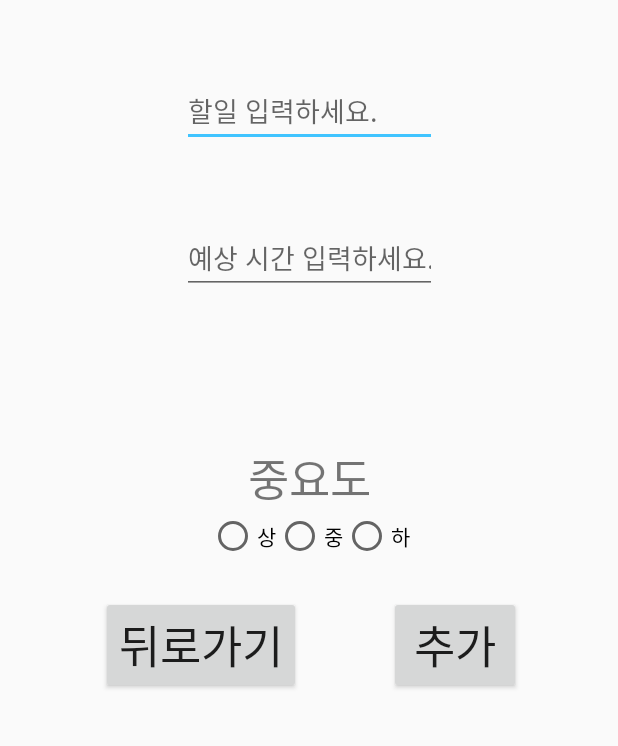
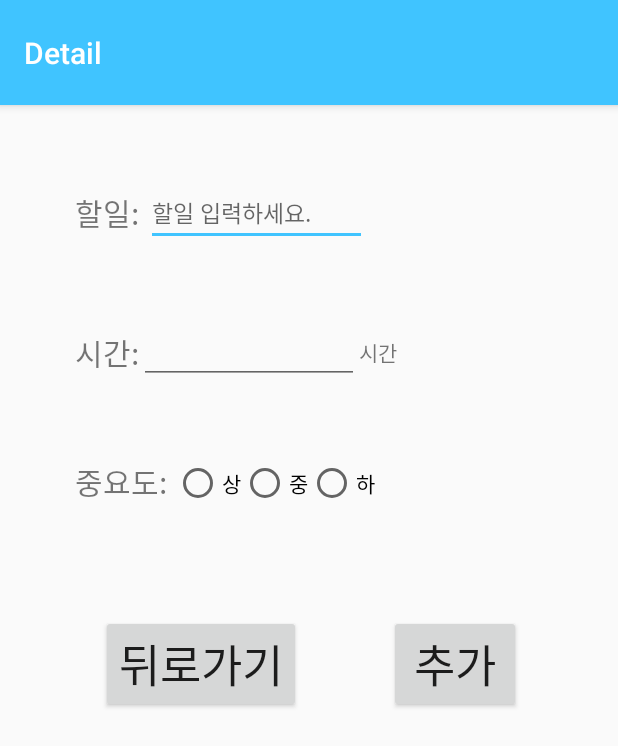
Before and after one commit to YeomJaeSeon/MobileProgramming_Final, an Android app: the PlannerDetailActivity screen opened directly, with no data from a screen before it, on a phone screen of 412 x 824 dp. Shown: the top 746 px of the screen. Run offline under Robolectric (Android 15) with nearby library versions, the phone set to English and light mode, and no system bars; our stand-ins replace Firebase (no records; nobody signed in at launch, a user with empty details on screens opened directly); 3 statements that could not run were skipped.

Commit message:
UI개선

```diff
--- a/app/src/main/AndroidManifest.xml
+++ b/app/src/main/AndroidManifest.xml
@@ -14,7 +14,8 @@
             android:enabled="true"
             android:exported="true"></receiver>
 
-        <activity android:name=".LoadingActivity">
+        <activity android:name=".LoadingActivity"
+            android:label="Loading">
             <intent-filter>
                 <action android:name="android.intent.action.MAIN" />
 
--- a/app/src/main/java/com/example/afinal/PlannerDetailActivity.java
+++ b/app/src/main/java/com/example/afinal/PlannerDetailActivity.java
@@ -1,5 +1,6 @@
 package com.example.afinal;
 
+import android.app.ProgressDialog;
 import android.content.Intent;
 import android.os.Bundle;
 import android.util.Log;
@@ -7,7 +8,7 @@ import android.view.View;
 import android.widget.Button;
 import android.widget.EditText;
 import android.widget.RadioButton;
-import android.widget.Spinner;
+
 import android.widget.Toast;
 
 import androidx.annotation.NonNull;
@@ -44,6 +45,7 @@ public class PlannerDetailActivity extends AppCompatActivity {
     String id=null;
     String data;
     Button addBtn;
+    ProgressDialog progressDialog;
     protected void onCreate(Bundle savedInstanceState) {
         super.onCreate(savedInstanceState);
         setContentView(R.layout.activity_detail);
@@ -58,9 +60,11 @@ public class PlannerDetailActivity extends AppCompatActivity {
 
         inputTodo = findViewById(R.id.editTextTextPersonName);
         inputTimes = findViewById(R.id.editTextEstimatedTime);
-
+        progressDialog=new ProgressDialog(this);
         Intent intent = getIntent();
 
+        progressDialog.setMessage("로딩중입니다...");
+        progressDialog.show();
         //DB접근 될때
         if(intent.getStringExtra("id")!=null){
             id=intent.getStringExtra("id");
@@ -103,7 +107,7 @@ public class PlannerDetailActivity extends AppCompatActivity {
                         }
                     });
         }
-
+        progressDialog.dismiss();
     }
 
     RadioButton.OnClickListener radioButtonClickListener = new RadioButton.OnClickListener() {
@@ -140,8 +144,9 @@ public class PlannerDetailActivity extends AppCompatActivity {
                 return;
             }
 
+            progressDialog.show();
             writeNewTodo(todo, month, day, estimatedTime, importance, id);
-
+            progressDialog.dismiss();
             //setResult(RESULT_OK, intent);
             this.finish();
         }
--- a/app/src/main/res/layout/activity_detail.xml
+++ b/app/src/main/res/layout/activity_detail.xml
@@ -6,51 +6,91 @@
     android:layout_height="match_parent">
 
     <LinearLayout
+        android:id="@+id/linearToDoName"
+        android:layout_width="match_parent"
+        android:layout_height="wrap_content"
+        android:layout_marginLeft="50dp"
         android:layout_marginTop="@dimen/viewMarginLarge"
-        android:id="@+id/linearToDoName"
-        android:layout_width="wrap_content"
-        android:layout_height="wrap_content"
         android:orientation="horizontal"
+        app:layout_constraintEnd_toEndOf="parent"
         app:layout_constraintHorizontal_bias="0.5"
         app:layout_constraintStart_toStartOf="parent"
-        app:layout_constraintEnd_toEndOf="parent"
         app:layout_constraintTop_toTopOf="parent">
+
+        <TextView
+            android:layout_width="wrap_content"
+            android:layout_height="wrap_content"
+            android:layout_gravity="left|center_vertical"
+            android:text="할일: "
+            android:textSize="@dimen/default_font_size"></TextView>
 
         <EditText
             android:id="@+id/editTextTextPersonName"
-            android:layout_width="@dimen/textview_width"
+            android:layout_width="0dp"
             android:layout_height="wrap_content"
+            android:layout_weight="1"
             android:hint="할일 입력하세요."
             android:inputType="text"
-            />
+            android:text=""
+            android:maxLength="10"
+            android:textSize="@dimen/small_font_size" />
+        <TextView
+            android:layout_width="wrap_content"
+            android:layout_height="wrap_content"
+            android:text="      "></TextView>
+        <View
+            android:layout_width="0dp"
+            android:layout_height="0dp"
+            android:layout_weight="1"></View>
     </LinearLayout>
 
     <LinearLayout
+        android:id="@+id/linearEstimatedTime"
+        android:layout_width="match_parent"
+        android:layout_height="wrap_content"
+        android:layout_marginLeft="50dp"
         android:layout_marginTop="@dimen/viewMarginLarge"
-        android:id="@+id/linearEstimatedTime"
-        android:layout_width="wrap_content"
-        android:layout_height="wrap_content"
         android:orientation="horizontal"
+        app:layout_constraintEnd_toEndOf="parent"
         app:layout_constraintHorizontal_bias="0.5"
-        app:layout_constraintTop_toBottomOf="@+id/linearToDoName"
         app:layout_constraintStart_toStartOf="parent"
-        app:layout_constraintEnd_toEndOf="parent">
+        app:layout_constraintTop_toBottomOf="@+id/linearToDoName">
+
+        <TextView
+            android:layout_width="wrap_content"
+            android:layout_height="wrap_content"
+            android:layout_gravity="left|center_vertical"
+            android:text="시간:"
+            android:textSize="@dimen/default_font_size"></TextView>
 
         <EditText
             android:id="@+id/editTextEstimatedTime"
-            android:layout_width="@dimen/textview_width"
+            android:layout_width="0dp"
             android:layout_height="wrap_content"
-            android:hint="예상 시간 입력하세요."
+            android:layout_weight="1"
             android:inputType="number"
-            />
+            android:maxLength="2"
+            android:text=""
+            android:textSize="@dimen/small_font_size" />
+
+        <TextView
+            android:layout_width="wrap_content"
+            android:layout_height="wrap_content"
+            android:text="시간"></TextView>
+
+        <View
+            android:layout_width="0dp"
+            android:layout_height="0dp"
+            android:layout_weight="1"></View>
     </LinearLayout>
 
     <LinearLayout
+        android:id="@+id/linearImportance"
+        android:layout_width="match_parent"
+        android:layout_height="wrap_content"
+        android:layout_marginLeft="50dp"
         android:layout_marginTop="@dimen/viewMarginLarge"
-        android:id="@+id/linearImportance"
-        android:layout_width="wrap_content"
-        android:layout_height="wrap_content"
-        android:orientation="vertical"
+        android:orientation="horizontal"
         app:layout_constraintEnd_toEndOf="parent"
         app:layout_constraintHorizontal_bias="0.5"
         app:layout_constraintStart_toStartOf="parent"
@@ -60,10 +100,10 @@
             android:id="@+id/textView5"
             android:layout_width="wrap_content"
             android:layout_height="wrap_content"
+            android:layout_gravity="center_horizontal"
             android:layout_marginTop="@dimen/viewMarginLarge"
-            android:text="중요도"
-            android:layout_gravity="center_horizontal"
-            android:textSize="30sp"/>
+            android:text="중요도: "
+            android:textSize="@dimen/default_font_size" />
 
         <RadioGroup
             android:id="@+id/radioGroup"
--- a/app/src/main/res/layout/activity_loading.xml
+++ b/app/src/main/res/layout/activity_loading.xml
@@ -2,7 +2,7 @@
 <androidx.constraintlayout.widget.ConstraintLayout xmlns:android="http://schemas.android.com/apk/res/android"
     xmlns:app="http://schemas.android.com/apk/res-auto"
     android:layout_width="match_parent"
-    android:background="#81cbfa"
+    android:background="@color/colorPrimary"
     android:layout_height="match_parent">
 
     <ImageView
--- a/app/src/main/res/layout/activity_main.xml
+++ b/app/src/main/res/layout/activity_main.xml
@@ -16,11 +16,11 @@
         app:layout_constraintHorizontal_bias="1.0"
         app:layout_constraintStart_toStartOf="parent"
         app:layout_constraintTop_toTopOf="parent"
-        android:backgroundTint="@color/colorAccent">
+        android:backgroundTint="@color/colorPrimary">
         <TextView
             android:id="@+id/timeText"
             android:layout_width="match_parent"
-            android:layout_height="wrap_content"
+            android:layout_height="70dp"
             android:text="00:00"
             android:textSize="@dimen/large_font_size"
             android:gravity="center_horizontal"
@@ -57,7 +57,7 @@
             android:layout_height="wrap_content"
             android:layout_gravity="left"
             android:text="10분뒤와 10년뒤를 동시에 생각하라."
-            android:textSize="@dimen/default_font_size" />
+            android:textSize="@dimen/small_font_size" />
 
         <TextView
             android:id="@+id/author"
--- a/app/src/main/res/layout/activity_note.xml
+++ b/app/src/main/res/layout/activity_note.xml
@@ -2,6 +2,7 @@
 <androidx.constraintlayout.widget.ConstraintLayout xmlns:android="http://schemas.android.com/apk/res/android"
     xmlns:app="http://schemas.android.com/apk/res-auto"
     xmlns:tools="http://schemas.android.com/tools"
+    android:theme="@style/AppTheme"
     android:layout_width="match_parent"
     android:layout_height="match_parent">
 
@@ -26,7 +27,6 @@
 
         <Button
             android:id="@+id/back"
-            android:onClick="back"
             android:layout_width="wrap_content"
             android:layout_height="wrap_content"
             android:text="뒤로가기" />
--- a/app/src/main/res/values/colors.xml
+++ b/app/src/main/res/values/colors.xml
@@ -1,7 +1,7 @@
 <?xml version="1.0" encoding="utf-8"?>
 <resources>
-    <color name="colorPrimary">#03A9F4</color>
-    <color name="colorPrimaryDark">#0288D1</color>
+    <color name="colorPrimary">#40C4FF</color>
+    <color name="colorPrimaryDark">#4066ff</color>
     <color name="colorAccent">#40C4FF</color>
     <color name="red">#8B0000</color>
     <color name="green">#006400</color>
--- a/app/src/main/res/values/dimens.xml
+++ b/app/src/main/res/values/dimens.xml
@@ -3,6 +3,7 @@
     <dimen name="textview_height">25dp</dimen>
     <dimen name="textview_width">170dp</dimen>
     <dimen name="ball_radius">30dp</dimen>
+    <dimen name="small_font_size">15sp</dimen>
     <dimen name="default_font_size">20sp</dimen>
     <dimen name="medium_font_size">30sp</dimen>
     <dimen name="large_font_size">50sp</dimen>
--- a/app/src/main/res/values/styles.xml
+++ b/app/src/main/res/values/styles.xml
@@ -5,8 +5,9 @@
         <item name="colorPrimary">@color/colorPrimary</item>
         <item name="colorPrimaryDark">@color/colorPrimaryDark</item>
         <item name="colorAccent">@color/colorAccent</item>
-        <item name="windowActionBar">false</item>
-        <item name="windowNoTitle">true</item>
+        <item name="actionBarSize">70dp</item>
+        <item name="windowActionBar">true</item>
+        <item name="windowNoTitle">false</item>
     </style>
 
 </resources>
```
Also changed, not shown: app/src/main/assets/quotes.json (+3 -20 lines), app/src/main/java/com/example/afinal/MainActivity.java (+12 -1 lines), app/src/main/java/com/example/afinal/PlannerNote.java (+47 -62 lines), app/src/main/res/layout/activity_planner.xml (+1 -25 lines), app/src/main/res/layout/main_listview.xml (+29 -21 lines).
